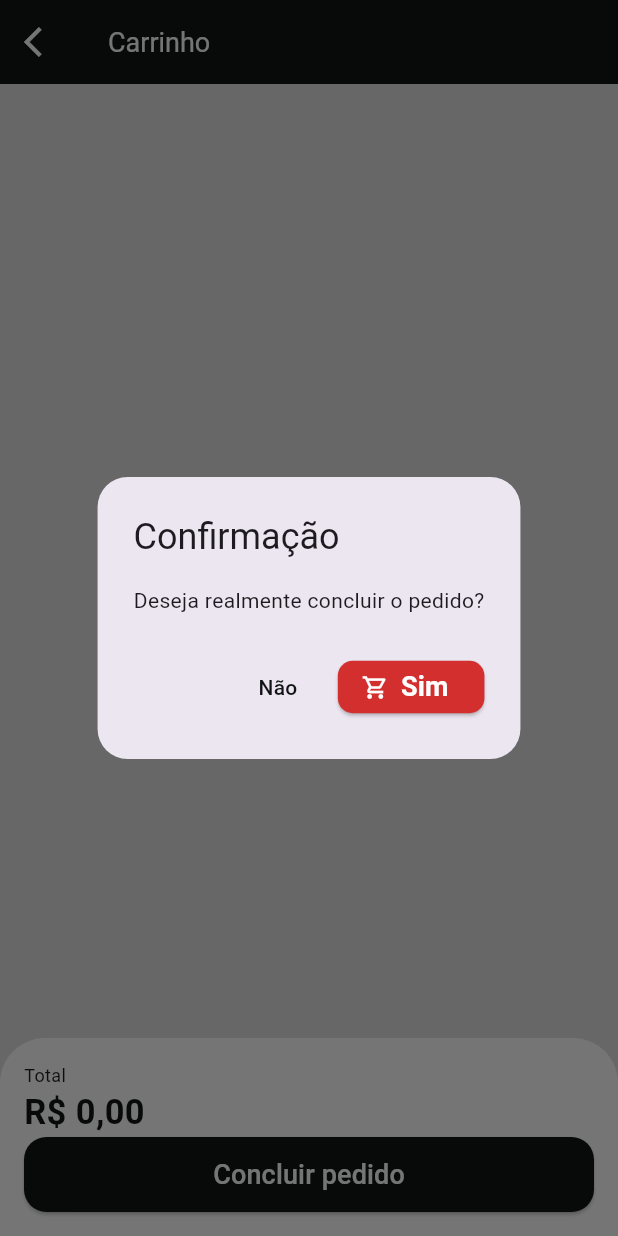
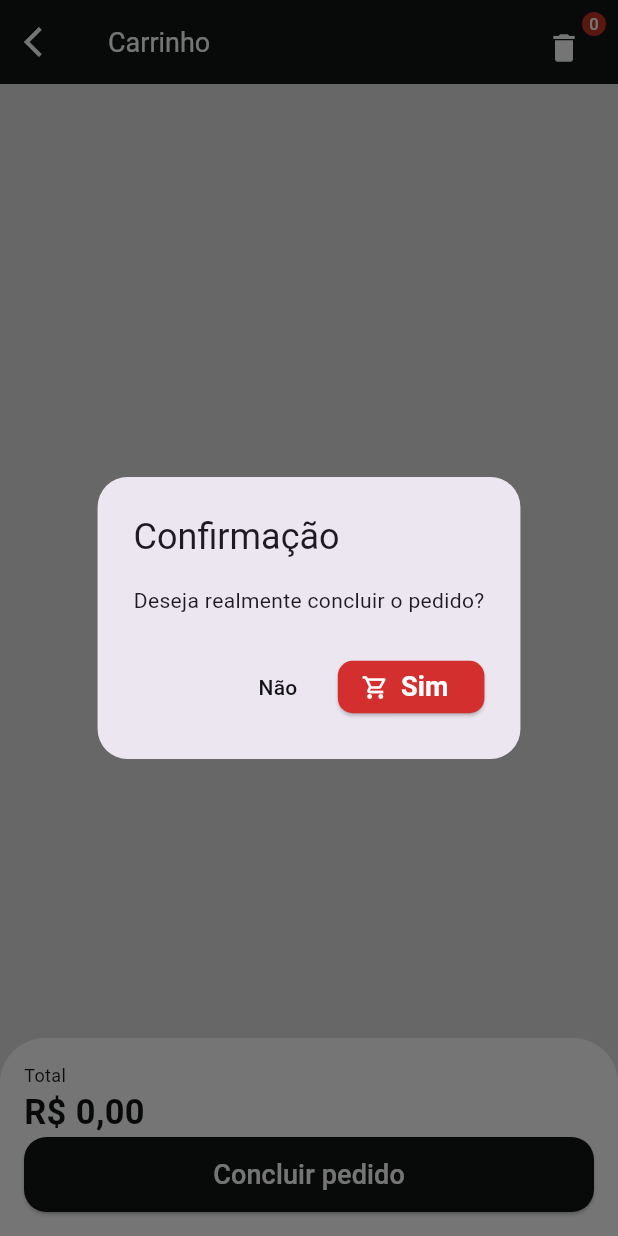
Before and after one commit to lguilherme44/quitanda-flutter, a Flutter app: the CartTab screen opened directly, after a tap on "Concluir pedido", on a phone screen of 412 x 824 dp. Run offline on Flutter 3.47's test engine with Material 3 defaults, Android fonts, the phone set to English and light mode, and no system bars; our stand-ins replace flutter_dotenv, fluttertoast, google_fonts, loading_animation_widget, mask_text_input_formatter, shared_preferences; missing offline and left inert: auth0_flutter; accounts and stored records are empty.

Commit message:
- add animation on add item to cart

```diff
--- a/lib/src/controllers/cart_controller.dart
+++ b/lib/src/controllers/cart_controller.dart
@@ -36,6 +36,11 @@ class CartController extends ChangeNotifier {
     notifyListeners();
   }
 
+  void cleanCart() {
+    cartItems = [];
+    notifyListeners();
+  }
+
   double cartTotalPrice() {
     double total = 0;
 
--- a/lib/src/pages/cart/cart_tab.dart
+++ b/lib/src/pages/cart/cart_tab.dart
@@ -5,6 +5,7 @@ import 'package:goya/src/pages/cart/components/cart_tile.dart';
 import 'package:goya/src/pages/layout/base_screen.dart';
 import 'package:goya/src/shared/components/custom_button.dart';
 import 'package:goya/src/utils/navigation_helper.dart';
+import 'package:goya/src/utils/utils_components.dart';
 import 'package:goya/src/utils/utils_services.dart';
 import 'package:provider/provider.dart';
 
@@ -34,6 +35,31 @@ class _CartTabState extends State<CartTab> {
           'Carrinho',
           style: TextStyle(fontSize: 18),
         ),
+        actions: [
+          Container(
+            alignment: Alignment.center,
+            child: Padding(
+              padding: const EdgeInsets.all(12),
+              child: GestureDetector(
+                onTap: () {},
+                child: Badge(
+                  backgroundColor: CustomColors.customConstrastColors,
+                  alignment: Alignment.topRight,
+                  label: Text(
+                    '${cartController.cartItems.length}',
+                    style: const TextStyle(color: Colors.white, fontSize: 11),
+                  ),
+                  child: IconButton(
+                    onPressed: () async {
+                      await showConfirmationClearCart(cartController, context);
+                    },
+                    icon: const Icon(Icons.delete),
+                  ),
+                ),
+              ),
+            ),
+          )
+        ],
       ),
       body: Column(
         children: [
@@ -91,7 +117,7 @@ class _CartTabState extends State<CartTab> {
                       ),
                     ),
                     onPressed: () async {
-                      bool? result = await showOrderConfirmation();
+                      bool? result = await showOrderConfirmation(context);
 
                       print(result);
                     },
@@ -108,33 +134,4 @@ class _CartTabState extends State<CartTab> {
       ),
     );
   }
-
-  Future<bool?> showOrderConfirmation() {
-    return showDialog(
-        context: context,
-        builder: (context) {
-          return AlertDialog(
-              shape: RoundedRectangleBorder(
-                  borderRadius: BorderRadius.circular(20)),
-              elevation: 0,
-              title: const Text('Confirmação'),
-              content: const Text('Deseja realmente concluir o pedido?'),
-              actions: [
-                TextButton(
-                  onPressed: () {
-                    Navigator.of(context).pop(false);
-                  },
-                  child: Text(
-                    'Não',
-                    style: TextStyle(color: CustomColors.customSwatchColor),
-                  ),
-                ),
-                CustomButton(
-                  height: 35,
-                  onPressed: () => Navigator.of(context).pop(true),
-                  textButton: 'Sim',
-                ),
-              ]);
-        });
-  }
 }
--- /dev/null
+++ b/lib/src/utils/global_keys.dart
@@ -0,0 +1,3 @@
+import 'package:flutter/material.dart';
+
+final GlobalKey cartIconKey = GlobalKey();
```
Also changed, not shown: lib/src/pages/home/components/fly_to_cart.dart (added, +70 -0 lines), lib/src/pages/home/components/item_tile.dart (+27 -0 lines), lib/src/pages/home/home_tab.dart (+7 -2 lines), lib/src/pages/product/product_screen.dart (+44 -14 lines), lib/src/utils/utils_components.dart (added, +70 -0 lines).
